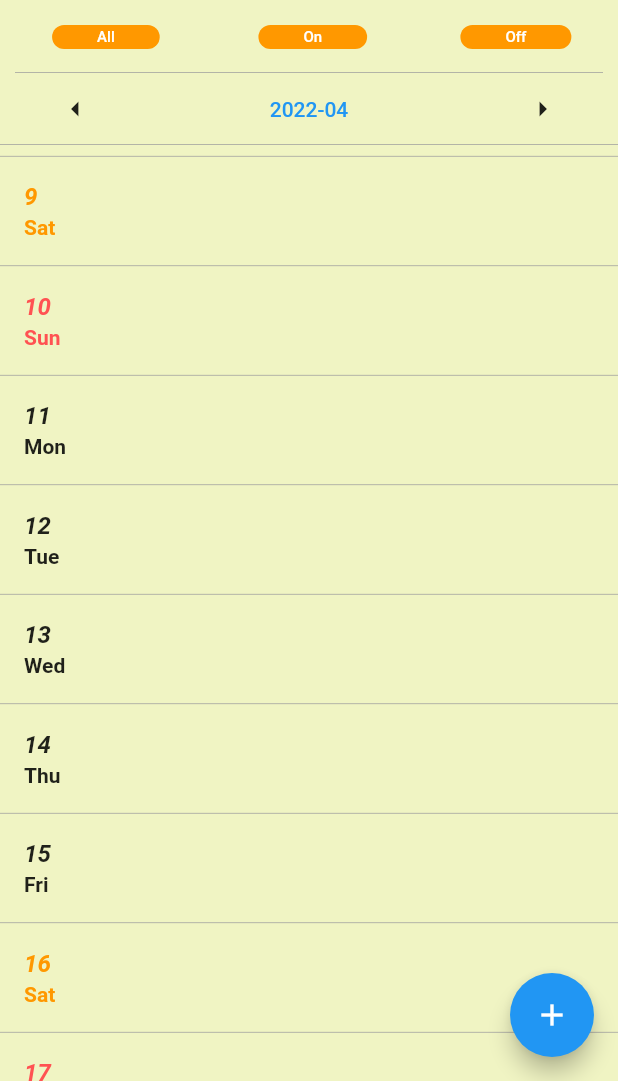
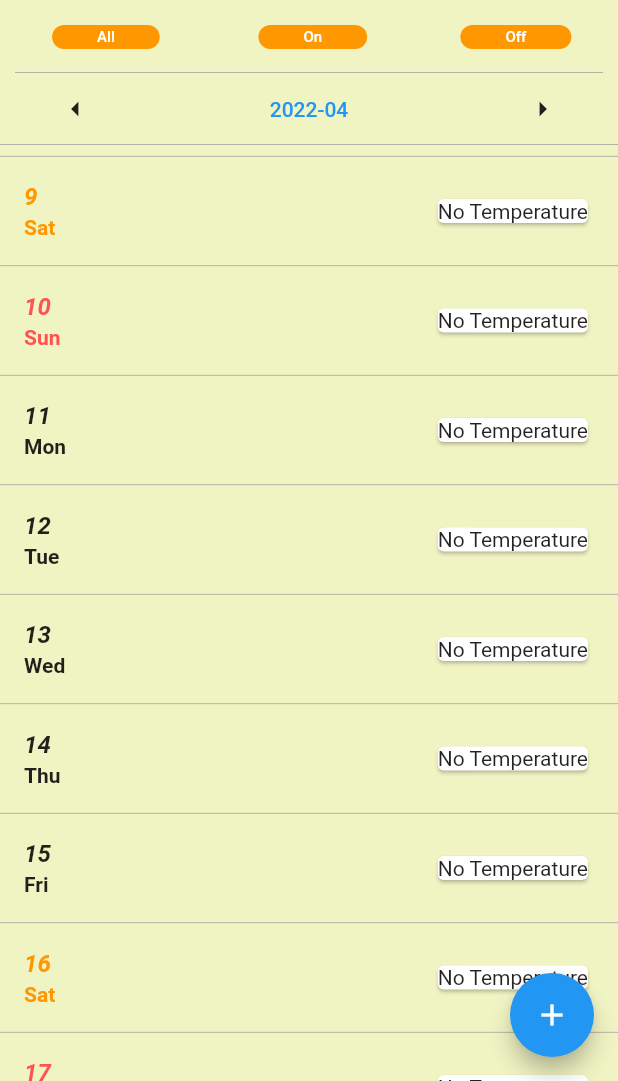
Before and after one commit to tonynowater87/body-temperature-note, a Flutter app: the screen it shows after launch, scrolled down 576 dp, after a tap on the "arrow left" icon, on a phone screen of 412 x 824 dp, the part 155-1236 px from its top. Run offline on Flutter 3.47's test engine with Material 2 defaults, Android fonts, the light colour scheme and no system bars; drawn by our look-alikes of scrollable_positioned_list; our stand-ins replace auto_route, bloc, cloud_firestore, date_format, equatable, firebase_core and 8 more; missing offline and left inert: dart:ffi; accounts and stored records are empty; generated files the repository leaves out were written again.

Commit message:
Implemented feature that can display temperatures in home list

```diff
--- a/lib/data/model/hive_record.dart
+++ b/lib/data/model/hive_record.dart
@@ -1,4 +1,5 @@
 import 'package:hive/hive.dart';
+import 'package:intl/intl.dart';
 
 part 'hive_record.g.dart';
 
@@ -12,6 +13,6 @@ class HiveRecord extends HiveObject {
 
   @override
   String toString() {
-    return 'Record{key:$key, temperature: $temperature, dateTime: $dateTime}';
+    return 'Record{key:$key, temperature: $temperature, dateTime: ${DateFormat("MM.dd.hh.mm").format(dateTime)}}';
   }
 }
--- a/lib/data/provider/hive_record_provider.dart
+++ b/lib/data/provider/hive_record_provider.dart
@@ -70,12 +70,13 @@ class HiveRecordProvider {
         .toList(growable: false);
   }
 
-  List<HiveRecord> queryMonthRecords(DateTime month) {
-    final now = DateTime.now();
-    final endDayOfTheMonth = DateUtils.getDaysInMonth(now.year, now.month);
-    final thisMonthBeginPoint = DateTime(now.year, now.month, 1, 0, 0, 0);
+  List<HiveRecord> queryMonthRecords(DateTime monthDate) {
+    final endDayOfTheMonth =
+        DateUtils.getDaysInMonth(monthDate.year, monthDate.month);
+    final thisMonthBeginPoint =
+        DateTime(monthDate.year, monthDate.month, 1, 0, 0, 0);
     final thisMonthEndPoint =
-        DateTime(now.year, now.month, endDayOfTheMonth, 23, 59, 59);
+        DateTime(monthDate.year, monthDate.month, endDayOfTheMonth, 23, 59, 59);
     return _box.values
         .where((element) =>
             element.dateTime.isBefore(thisMonthEndPoint) &&
--- a/lib/views/home/cubit/home_cubit.dart
+++ b/lib/views/home/cubit/home_cubit.dart
@@ -1,5 +1,4 @@
 import 'package:bloc/bloc.dart';
-import 'package:body_temperature_note/data/model/hive_record.dart';
 import 'package:body_temperature_note/data/repository/record_repository.dart';
 import 'package:body_temperature_note/main.dart';
 import 'package:body_temperature_note/views/home/cubit/home_state.dart';
@@ -18,24 +17,11 @@ class HomeCubit extends Cubit<HomeState> {
           currentDatePosition.year,
           currentDatePosition.month,
           currentDatePosition.day,
-        )) {
-    _logger.d("repo in home = ${repository.hashCode}");
-  }
-
-  void changeToInitState() {
-    currentDatePosition = DateTime.now();
-    emit(HomeInitState(
-      DateUtils.getDaysInMonth(
-          currentDatePosition.year, currentDatePosition.month),
-      currentDatePosition.year,
-      currentDatePosition.month,
-      currentDatePosition.day,
-    ));
-  }
+        ));
 
   void changeToToday() {
     currentDatePosition = DateTime.now();
-    final records = queryRecordsThisMonth();
+    final records = repository.queryMonthRecords(currentDatePosition);
 
     emit(HomeDateState(
         DateUtils.getDaysInMonth(
@@ -56,7 +42,7 @@ class HomeCubit extends Cubit<HomeState> {
           DateTime.january, currentDatePosition.day);
     }
 
-    final records = queryRecordsThisMonth();
+    final records = repository.queryMonthRecords(currentDatePosition);
 
     emit(HomeDateState(
         DateUtils.getDaysInMonth(
@@ -77,7 +63,7 @@ class HomeCubit extends Cubit<HomeState> {
           DateTime.december, currentDatePosition.day);
     }
 
-    final records = queryRecordsThisMonth();
+    final records = repository.queryMonthRecords(currentDatePosition);
 
     emit(HomeDateState(
         DateUtils.getDaysInMonth(
@@ -88,7 +74,17 @@ class HomeCubit extends Cubit<HomeState> {
         records));
   }
 
-  List<HiveRecord> queryRecordsThisMonth() {
-    return repository.queryMonthRecords(DateTime.now());
+  void refreshRecords() {
+    final monthDate =
+        DateTime(state.currentYear, state.currentMonth, 1, 0, 0, 0, 0, 0);
+    final newRecords = repository.queryMonthRecords(monthDate);
+    var newState = HomeDateState(
+        DateUtils.getDaysInMonth(
+            currentDatePosition.year, currentDatePosition.month),
+        currentDatePosition.year,
+        currentDatePosition.month,
+        null,
+        newRecords);
+    emit(newState);
   }
 }
--- a/lib/views/home/cubit/home_state.dart
+++ b/lib/views/home/cubit/home_state.dart
@@ -30,18 +30,19 @@ class HomeDateState extends HomeState {
       int? currentDay, this.inputRecords)
       : super(currentDaysOfMonth, currentYear, currentMonth, currentDay) {
     outputRecords = [];
-    for (int i = 0; i < currentDaysOfMonth; i++) {
+    for (int dayOfMonth = 1; dayOfMonth <= currentDaysOfMonth; dayOfMonth++) {
       outputRecords.add(inputRecords
-          .takeWhile((value) => value.dateTime.day == i)
+          .where((record) => record.dateTime.day == dayOfMonth)
           .toList(growable: false));
     }
   }
 
   @override
-  List<Object> get props => [currentYear, currentMonth, currentDay ?? -1];
+  List<Object> get props =>
+      [currentYear, currentMonth, currentDay ?? -1, outputRecords];
 
   @override
   String toString() {
-    return "$currentYear/$currentMonth($currentDaysOfMonth)/${currentDay ?? ''}, records = $outputRecords";
+    return "$currentYear/$currentMonth($currentDaysOfMonth)/${currentDay ?? ''}, records size = ${outputRecords.length}";
   }
 }
--- a/lib/views/home/date_list_widget.dart
+++ b/lib/views/home/date_list_widget.dart
@@ -1,6 +1,7 @@
 import 'package:auto_route/auto_route.dart';
 import 'package:body_temperature_note/main.dart';
 import 'package:body_temperature_note/route/app_router.gr.dart';
+import 'package:body_temperature_note/utils/string_extensions.dart';
 import 'package:body_temperature_note/views/home/cubit/home_cubit.dart';
 import 'package:body_temperature_note/views/home/cubit/home_state.dart';
 import 'package:date_format/date_format.dart';
@@ -30,18 +31,24 @@ class _DateSelectorWidgetState extends State<DateSelectorWidget> {
     context.read<HomeCubit>().stream.listen((state) {
       if (state is HomeInitState) {
         itemScrollController.jumpTo(index: DateTime.now().day - 1);
-      } else if (state is HomeDateState && state.currentDay == DateTime.now().day) {
+      } else if (state is HomeDateState &&
+          state.currentDay == DateTime.now().day) {
         itemScrollController.scrollTo(
             index: DateTime.now().day - 1,
             // alignment: 0.2 // offset from the position scrolled to , 0..1
             duration: const Duration(milliseconds: 200));
       }
     });
-    BlocProvider.of<HomeCubit>(context).changeToInitState();
+    BlocProvider.of<HomeCubit>(context).changeToToday();
   }
 
   @override
   Widget build(BuildContext context) {
+    return BlocBuilder<HomeCubit, HomeState>(
+      builder: (context, state) {
+        if (state is HomeInitState) {
+          return const CircularProgressIndicator();
+        } else if (state is HomeDateState) {
           return Expanded(
               child: Column(
             children: [
@@ -97,13 +104,30 @@ class _DateSelectorWidgetState extends State<DateSelectorWidget> {
                 thickness: 0.5,
                 color: Colors.grey,
               ),
-        Expanded(child: BlocBuilder<HomeCubit, HomeState>(
-          builder: (BuildContext context, HomeState state) {
-            return ScrollablePositionedList.separated(
+              Expanded(
+                  child: ScrollablePositionedList.separated(
                       padding: const EdgeInsets.only(bottom: 10),
                       itemBuilder: (_, index) {
+                        final dayRecords = state.outputRecords[index];
+                        final List<Widget> temperatureViews = [];
+
+                        if (dayRecords.isEmpty) {
+                          temperatureViews
+                              .add(Card(child: Text('No Temperature')));
+                        } else {
+                          var maxCount = 0;
+                          for (int i = 0; i < dayRecords.length; i++) {
+                            if (maxCount == 3) break;
+                            maxCount++;
+                            temperatureViews.add(Card(
+                              child: Text("%.2f".format([dayRecords[i].temperature])),
+                            ));
+                          }
+                        }
+
                         return ListTile(
                           onTap: () => onTapDay(context, index),
+                          trailing: Wrap(children: temperatureViews),
                           title: Text(
                             (index + 1).toString(),
                             style: TextStyle(
@@ -117,8 +141,8 @@ class _DateSelectorWidgetState extends State<DateSelectorWidget> {
                           ),
                           subtitle: Text(
                             formatDate(
-                          DateTime(
-                              state.currentYear, state.currentMonth, index + 1),
+                                DateTime(state.currentYear, state.currentMonth,
+                                    index + 1),
                                 [D]),
                             style: TextStyle(
                                 fontWeight: FontWeight.bold,
@@ -138,11 +162,14 @@ class _DateSelectorWidgetState extends State<DateSelectorWidget> {
                       },
                       itemScrollController: itemScrollController,
                       itemPositionsListener: itemPositionsListener,
-                itemCount: state.currentDaysOfMonth);
-          },
-        )),
+                      itemCount: state.currentDaysOfMonth))
             ],
           ));
+        } else {
+          return const Placeholder();
+        }
+      },
+    );
   }
 
   Color _getWeekDaysTextColor(DateTime dateTime) {
@@ -165,6 +192,9 @@ class _DateSelectorWidgetState extends State<DateSelectorWidget> {
         [yyyy, '-', mm, '-', dd, ' ', HH, ':', nn, ':', ss]);
     final saved =
         await context.router.push<bool>(InputPageRoute(dateString: dateString));
-    context.read<HomeCubit>().queryRecordsThisMonth();
+
+    if (saved == true) {
+      context.read<HomeCubit>().refreshRecords();
     }
   }
+}
```
Lines whose indentation alone changed are shown as unchanged.
